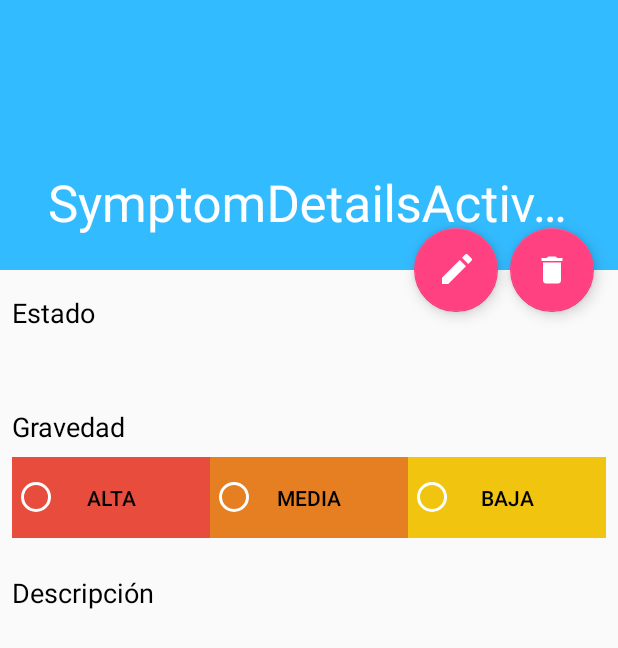
After one commit to JavierLeza/MedicApp, an Android app: the SymptomDetailsActivity screen opened directly, with no data from a screen before it, on a phone screen of 412 x 824 dp. The commit adds this screen. Shown: the top 648 px of the screen. Run offline under Robolectric (Android 15) with nearby library versions, the phone set to English and light mode, and no system bars; 2 statements that could not run were skipped.

Commit message:
layouts para mostrar los detalles de un síntoma

```diff
--- a/MedicApp/app/src/main/AndroidManifest.xml
+++ b/MedicApp/app/src/main/AndroidManifest.xml
@@ -25,7 +25,11 @@
             android:label="@string/title_activity_patient_symptoms"
             android:theme="@style/AppTheme.NoActionBar" />
         <activity android:name=".AddSymptomActivity" />
-        <activity android:name=".EditPatientActivity"></activity>
+        <activity android:name=".EditPatientActivity" />
+        <activity
+            android:name=".SymptomDetailsActivity"
+            android:label="@string/title_activity_symptom_details"
+            android:theme="@style/AppTheme.NoActionBar"></activity>
     </application>
 
 </manifest>
--- a/MedicApp/app/src/main/java/com/medic/medicapp/PatientSymptomsActivity.java
+++ b/MedicApp/app/src/main/java/com/medic/medicapp/PatientSymptomsActivity.java
@@ -247,7 +247,36 @@ public class PatientSymptomsActivity extends AppCompatActivity implements Loader
     }
 
     public void symptomDetail (View view){
-        //TODO:
+        TextView tv = (TextView) view;
+
+        String symptom = tv.getText().toString();
+        int symptomId = getSymtomId(symptom);
+
+        Toast.makeText(getBaseContext(),"Se ha pulsado un síntoma:" + symptom, Toast.LENGTH_LONG).show();
+
+        Intent intent = new Intent(PatientSymptomsActivity.this, SymptomDetailsActivity.class);
+
+        intent.putExtra(Intent.EXTRA_TEXT, String.valueOf(symptomId));
+        intent.putExtra("symptomId", symptomId);
+
+        // Se inicia la pantalla del detalle de los elementos
+        startActivity(intent);
+    }
+
+    private int getSymtomId(String symptom) {
+        Cursor cursor = mDb.query(
+                MedicContract.SymptomEntry.TABLE_NAME,
+                null,
+                MedicContract.SymptomEntry.COLUMN_SYMPTOM + " = '" + symptom + "' AND "
+                        + MedicContract.SymptomEntry.COLUMN_PATIENT + " = '" + patientDni + "' AND "
+                        + MedicContract.SymptomEntry.COLUMN_USER + " = " + id,
+                null,
+                null,
+                null,
+                null
+        );
+        cursor.moveToFirst();
+        return cursor.getInt(cursor.getColumnIndex(MedicContract.SymptomEntry._ID));
     }
 
 
--- /dev/null
+++ b/MedicApp/app/src/main/java/com/medic/medicapp/SymptomDetailsActivity.java
@@ -0,0 +1,28 @@
+package com.medic.medicapp;
+
+import android.os.Bundle;
+import android.support.design.widget.FloatingActionButton;
+import android.support.design.widget.Snackbar;
+import android.support.v7.app.AppCompatActivity;
+import android.support.v7.widget.Toolbar;
+import android.view.View;
+
+public class SymptomDetailsActivity extends AppCompatActivity {
+
+    @Override
+    protected void onCreate(Bundle savedInstanceState) {
+        super.onCreate(savedInstanceState);
+        setContentView(R.layout.activity_symptom_details);
+        Toolbar toolbar = (Toolbar) findViewById(R.id.toolbar);
+        setSupportActionBar(toolbar);
+
+        FloatingActionButton fab = (FloatingActionButton) findViewById(R.id.fab);
+        fab.setOnClickListener(new View.OnClickListener() {
+            @Override
+            public void onClick(View view) {
+                Snackbar.make(view, "Replace with your own action", Snackbar.LENGTH_LONG)
+                        .setAction("Action", null).show();
+            }
+        });
+    }
+}
--- /dev/null
+++ b/MedicApp/app/src/main/res/layout/activity_symptom_details.xml
@@ -0,0 +1,59 @@
+<?xml version="1.0" encoding="utf-8"?>
+<android.support.design.widget.CoordinatorLayout xmlns:android="http://schemas.android.com/apk/res/android"
+xmlns:app="http://schemas.android.com/apk/res-auto"
+xmlns:tools="http://schemas.android.com/tools"
+android:layout_width="match_parent"
+android:layout_height="match_parent"
+android:fitsSystemWindows="true"
+tools:context="com.medic.medicapp.SymptomDetailsActivity"
+android:id="@+id/activity_symptom_details">
+
+<android.support.design.widget.AppBarLayout
+    android:id="@+id/app_bar"
+    android:layout_width="match_parent"
+    android:layout_height="@dimen/app_bar_height"
+    android:fitsSystemWindows="true"
+    android:theme="@style/AppTheme.AppBarOverlay">
+
+    <android.support.design.widget.CollapsingToolbarLayout
+        android:id="@+id/toolbar_layout"
+        android:layout_width="match_parent"
+        android:layout_height="match_parent"
+        android:fitsSystemWindows="true"
+        app:contentScrim="?attr/colorPrimary"
+        app:layout_scrollFlags="scroll|exitUntilCollapsed">
+
+        <android.support.v7.widget.Toolbar
+            android:id="@+id/toolbar"
+            android:layout_width="match_parent"
+            android:layout_height="?attr/actionBarSize"
+            app:layout_collapseMode="pin"
+            app:popupTheme="@style/AppTheme.PopupOverlay" />
+
+    </android.support.design.widget.CollapsingToolbarLayout>
+</android.support.design.widget.AppBarLayout>
+
+<android.support.design.widget.FloatingActionButton
+    android:id="@+id/fab_delete"
+    android:layout_width="wrap_content"
+    android:layout_height="wrap_content"
+    android:layout_margin="@dimen/fab_margin"
+    app:layout_anchor="@id/app_bar"
+    app:layout_anchorGravity="bottom|end"
+    app:srcCompat="@mipmap/ic_delete_white_24dp" />
+
+<android.support.design.widget.FloatingActionButton
+    android:id="@+id/fab_edit"
+    android:layout_width="wrap_content"
+    android:layout_height="wrap_content"
+    android:layout_margin="80dp"
+    app:layout_anchor="@id/app_bar"
+    app:layout_anchorGravity="bottom|end"
+    app:srcCompat="@mipmap/ic_mode_edit_white_24dp"/>
+
+
+
+<include layout="@layout/content_symptom_details" />
+
+
+</android.support.design.widget.CoordinatorLayout>
--- /dev/null
+++ b/MedicApp/app/src/main/res/layout/content_symptom_details.xml
@@ -0,0 +1,160 @@
+<?xml version="1.0" encoding="utf-8"?>
+<android.support.v4.widget.NestedScrollView xmlns:android="http://schemas.android.com/apk/res/android"
+    xmlns:app="http://schemas.android.com/apk/res-auto"
+    xmlns:tools="http://schemas.android.com/tools"
+    android:layout_width="match_parent"
+    android:layout_height="match_parent"
+    app:layout_behavior="@string/appbar_scrolling_view_behavior"
+    tools:context="com.medic.medicapp.SymptomDetailsActivity"
+    tools:showIn="@layout/activity_symptom_details">
+
+    <LinearLayout
+        android:layout_width="match_parent"
+        android:layout_height="wrap_content"
+        android:orientation="vertical"
+        android:padding="8dp">
+
+
+        <TextView
+            android:layout_width="wrap_content"
+            android:layout_height="wrap_content"
+            android:layout_gravity="start"
+            android:textColor="@android:color/primary_text_light"
+            style="@style/TextAppearance.AppCompat.Medium"
+            android:text="@string/show_symptom_state"
+            android:layout_marginTop="8dp"
+            android:layout_marginBottom="8dp"/>
+
+
+
+        <TextView
+            android:layout_width="wrap_content"
+            android:layout_height="wrap_content"
+            android:id="@+id/tv_state"
+            android:layout_gravity="start"
+            android:textColor="@android:color/primary_text_light"
+            android:layout_marginTop="8dp"
+            android:layout_marginBottom="8dp"/>
+
+        <TextView
+            android:layout_width="wrap_content"
+            android:layout_height="wrap_content"
+            android:layout_gravity="start"
+            android:textColor="@android:color/primary_text_light"
+            style="@style/TextAppearance.AppCompat.Medium"
+            android:text="@string/show_symptom_priority"
+            android:layout_marginTop="8dp"
+            android:layout_marginBottom="8dp"/>
+
+        <FrameLayout
+            android:layout_width="match_parent"
+            android:layout_height="wrap_content"
+            android:layout_marginBottom="@dimen/activity_vertical_margin">
+
+            <!-- Todas las prioridades posibles -->
+            <LinearLayout
+                android:layout_width="match_parent"
+                android:layout_height="wrap_content"
+                android:orientation="horizontal"
+                android:layout_gravity="center"
+                android:weightSum="3">
+
+                <Button
+                    style="?android:attr/buttonBarButtonStyle"
+                    android:textColor="@android:color/primary_text_light"
+                    android:id="@+id/buttonP1"
+                    android:layout_width="wrap_content"
+                    android:layout_height="wrap_content"
+                    android:background="@color/materialRed"
+                    android:text="@string/high_priority"
+                    android:layout_weight="1"
+                    android:onClick="onPrioritySelected"/>
+
+                <Button
+                    style="?android:attr/buttonBarButtonStyle"
+                    android:textColor="@android:color/primary_text_light"
+                    android:id="@+id/buttonP2"
+                    android:layout_width="wrap_content"
+                    android:layout_height="wrap_content"
+                    android:background="@color/materialOrange"
+                    android:text="@string/med_priority"
+                    android:layout_weight="1"
+                    android:onClick="onPrioritySelected"/>
+
+                <Button
+                    style="?android:attr/buttonBarButtonStyle"
+                    android:textColor="@android:color/primary_text_light"
+                    android:id="@+id/buttonP3"
+                    android:layout_width="wrap_content"
+                    android:layout_height="wrap_content"
+                    android:background="@color/materialYellow"
+                    android:text="@string/low_priority"
+                    android:layout_weight="1"
+                    android:onClick="onPrioritySelected"/>
+
+            </LinearLayout>
+
+            <!-- RadioGroup for visible selection of a priority -->
+            <RadioGroup
+                android:layout_width="match_parent"
+                android:layout_height="wrap_content"
+                android:orientation="horizontal"
+                android:layout_gravity="center"
+                android:weightSum="3">
+
+                <RadioButton
+                    android:id="@+id/radButton1"
+                    android:layout_width="wrap_content"
+                    android:layout_height="wrap_content"
+                    android:onClick="onPrioritySelected"
+                    android:layout_weight="1"
+                    android:theme="@style/WhiteRadioButton"/>
+
+                <RadioButton
+                    android:id="@+id/radButton2"
+                    android:layout_width="wrap_content"
+                    android:layout_height="wrap_content"
+                    android:onClick="onPrioritySelected"
+                    android:layout_weight="1"
+                    android:theme="@style/WhiteRadioButton"/>
+
+                <RadioButton
+                    android:id="@+id/radButton3"
+                    android:layout_width="wrap_content"
+                    android:layout_height="wrap_content"
+                    android:onClick="onPrioritySelected"
+                    android:layout_weight="1"
+                    android:theme="@style/WhiteRadioButton"/>
+
+            </RadioGroup>
+
+        </FrameLayout>
+
+
+
+        <TextView
+            android:layout_width="wrap_content"
+            android:layout_height="wrap_content"
+            android:layout_gravity="start"
+            android:textColor="@android:color/primary_text_light"
+            style="@style/TextAppearance.AppCompat.Medium"
+            android:text="@string/add_description"
+            android:layout_marginTop="8dp"
+            android:layout_marginBottom="8dp"/>
+
+        <TextView
+            android:layout_width="wrap_content"
+            android:layout_height="wrap_content"
+            android:id="@+id/tv_description"
+            android:layout_gravity="start"
+            android:textColor="@android:color/primary_text_light"
+            style="@style/TextAppearance.AppCompat.Medium"
+            android:layout_marginTop="8dp"
+            android:layout_marginBottom="8dp"/>
+
+
+
+    </LinearLayout>
+
+
+</android.support.v4.widget.NestedScrollView>
--- /dev/null
+++ b/MedicApp/app/src/main/res/menu/menu_symptom_details.xml
@@ -0,0 +1,10 @@
+<menu xmlns:android="http://schemas.android.com/apk/res/android"
+    xmlns:app="http://schemas.android.com/apk/res-auto"
+    xmlns:tools="http://schemas.android.com/tools"
+    tools:context="com.medic.medicapp.SymptomDetailsActivity">
+    <item
+        android:id="@+id/action_settings"
+        android:orderInCategory="100"
+        android:title="@string/action_settings"
+        app:showAsAction="never" />
+</menu>
--- a/MedicApp/app/src/main/res/values/strings.xml
+++ b/MedicApp/app/src/main/res/values/strings.xml
@@ -57,4 +57,7 @@
     <string name="discharge_patient_description">¿Está seguro de que quiere dar de alta al paciente?. Si acepta, el paciente dejará de aparecer en su lista de pacientes y perderá todos los síntomas que haya añadido.</string>
     <string name="accept_discharge">Dar de alta</string>
     <string name="cancel">CANCELAR</string>
+    <string name="title_activity_symptom_details">SymptomDetailsActivity</string>
+    <string name="show_symptom_state">Estado</string>
+    <string name="show_symptom_priority">Gravedad</string>
 </resources>
```
